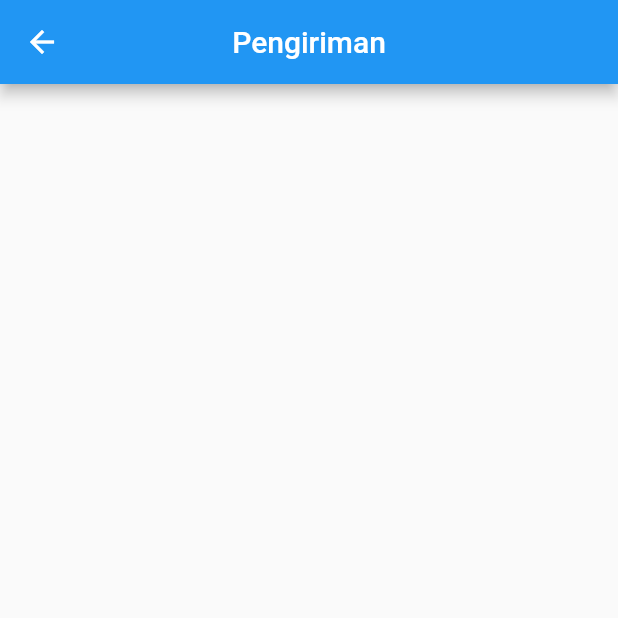
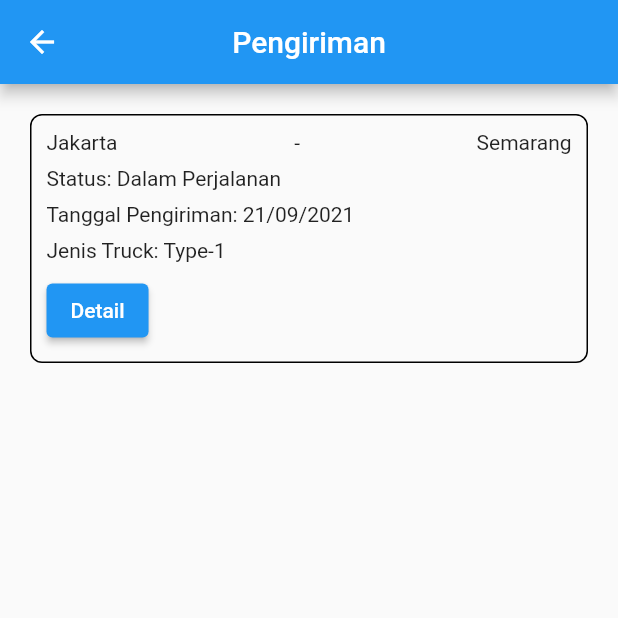
Before and after one commit to rizal282/big_test, a Flutter app: the Delivery screen opened directly, on a phone screen of 412 x 824 dp, the top half of it. Run offline on Flutter 3.47's test engine with Material 2 defaults, Android fonts, the phone set to English and light mode, and no system bars; our stand-ins replace shared_preferences; accounts and stored records are empty; network calls fail.

Commit message:
Add item delivery

```diff
--- a/lib/src/controllers/transaction/delivery_controller.dart
+++ b/lib/src/controllers/transaction/delivery_controller.dart
@@ -7,6 +7,7 @@ class DeliveryController {
       Map<String, dynamic> mapBody) async {
     List<DeliveryModel> dataDelivery = [];
 
+    try {
       final result =
           await ServiceApi.postData(UrlConstant.urlDetailDelivery, mapBody);
 
@@ -21,5 +22,8 @@ class DeliveryController {
       }
 
       return dataDelivery;
+    } catch (e) {
+      return [];
     }
   }
+}
--- a/lib/src/services/service_api.dart
+++ b/lib/src/services/service_api.dart
@@ -29,6 +29,7 @@ class ServiceApi {
       return json.decode(response.body);
     } catch (e) {
       debugPrint("Error get data -> $e");
+      return [];
     }
   }
 
@@ -42,6 +43,7 @@ class ServiceApi {
       return json.decode(response.body);
     } catch (e) {
       debugPrint("Error post data -> ${e.toString()}");
+      return [];
     }
   }
 
--- a/lib/src/views/login/login.dart
+++ b/lib/src/views/login/login.dart
@@ -30,6 +30,7 @@ class _LoginState extends State<Login> {
   @override
   Widget build(BuildContext context) {
     return Scaffold(
+      appBar: AppBar(title: const Text('Masuk'), centerTitle: true,),
       body: SingleChildScrollView(
         child: Container(
           padding: const EdgeInsets.all(10),
--- a/lib/src/views/transaction/delivery.dart
+++ b/lib/src/views/transaction/delivery.dart
@@ -1,6 +1,7 @@
 import 'package:big_test/src/controllers/transaction/delivery_controller.dart';
 import 'package:big_test/src/models/transaction/delivery_model.dart';
 import 'package:big_test/src/services/service_api.dart';
+import 'package:big_test/src/widgets/delivery_item.dart';
 import 'package:flutter/material.dart';
 
 class Delivery extends StatefulWidget {
@@ -14,23 +15,12 @@ class _DeliveryState extends State<Delivery> {
   List<DeliveryModel> listDataDelivery = [];
 
   void setDataDelivery() async {
-    // Map<String, dynamic> params = {"id_order": 2574};
-    // final getListDelivery = await DeliveryController.delivery(
-    //     {"limit": 10, "offset": 1, "param": 1});
+    final getListDelivery = await DeliveryController.delivery(
+        {"limit": 10, "offset": 1, "param": 1});
 
-    ServiceApi.postData("Driver/listBursaPengirimanDriver",
-        {"limit": 10, "offset": 1, "param": 1}).then((value) {
-      try {
-        print("success get data $value");
-      } catch (e) {
-        print("success get data => $e");
-      }
+    setState(() {
+      listDataDelivery = getListDelivery;
     });
-    // setState(() {
-    //   listDataDelivery = getListDelivery;
-    // });
-
-    // print(listDataDelivery);
   }
 
   @override
@@ -44,6 +34,21 @@ class _DeliveryState extends State<Delivery> {
   Widget build(BuildContext context) {
     return Scaffold(
       appBar: AppBar(title: const Text('Pengiriman'), centerTitle: true),
+      body: Container(
+        padding: const EdgeInsets.all(20),
+        width: MediaQuery.of(context).size.width,
+        child: Column(
+          children: [
+            DeliveryItem(
+              kotaAsal: 'Jakarta',
+              kotaTujuan: 'Semarang',
+              statusKirim: 'Dalam Perjalanan',
+              tanggalKirim: '21/09/2021',
+              jenisTruck: 'Type-1',
+            )
+          ],
+        ),
+      ),
     );
   }
 }
--- /dev/null
+++ b/lib/src/widgets/delivery_item.dart
@@ -0,0 +1,59 @@
+import 'package:big_test/src/views/transaction/detail_order.dart';
+import 'package:flutter/material.dart';
+
+class DeliveryItem extends StatelessWidget {
+  DeliveryItem(
+      {Key? key,
+      required this.kotaAsal,
+      required this.kotaTujuan,
+      required this.statusKirim,
+      required this.tanggalKirim,
+      required this.jenisTruck})
+      : super(key: key);
+
+  late String kotaAsal, kotaTujuan, statusKirim, tanggalKirim, jenisTruck;
+
+  @override
+  Widget build(BuildContext context) {
+    return Container(
+      padding: const EdgeInsets.all(10),
+      decoration: BoxDecoration(
+          border: Border.all(color: Colors.black),
+          borderRadius: const BorderRadius.all(Radius.circular(8))),
+      child: Column(
+        crossAxisAlignment: CrossAxisAlignment.start,
+        children: [
+          Row(
+            mainAxisAlignment: MainAxisAlignment.spaceBetween,
+            children: [
+              Text(kotaAsal),
+              const Text('-'),
+              Text(kotaTujuan),
+            ],
+          ),
+          const SizedBox(
+            height: 8,
+          ),
+          Text('Status: $statusKirim'),
+          const SizedBox(
+            height: 8,
+          ),
+          Text('Tanggal Pengiriman: $tanggalKirim'),
+          const SizedBox(
+            height: 8,
+          ),
+          Text('Jenis Truck: $jenisTruck'),
+          const SizedBox(
+            height: 8,
+          ),
+          ElevatedButton(
+              onPressed: () {
+                Navigator.of(context).push(MaterialPageRoute(
+                    builder: (context) => const DetailOrder()));
+              },
+              child: const Text('Detail'))
+        ],
+      ),
+    );
+  }
+}
```
Also changed, not shown: lib/src/views/home/homepage.dart (+6 -2 lines), lib/src/views/transaction/detail_order.dart (+17 -0 lines). Lines whose indentation alone changed are shown as unchanged.
